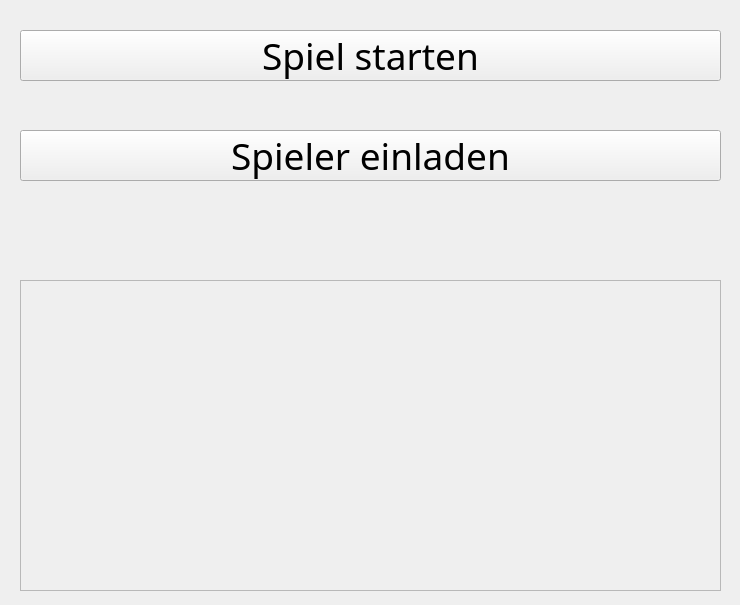
Old version of the form GUI/ProjectQ/lobbyerst.ui in the repository Praktikumsgruppe-1/Qwirkle.
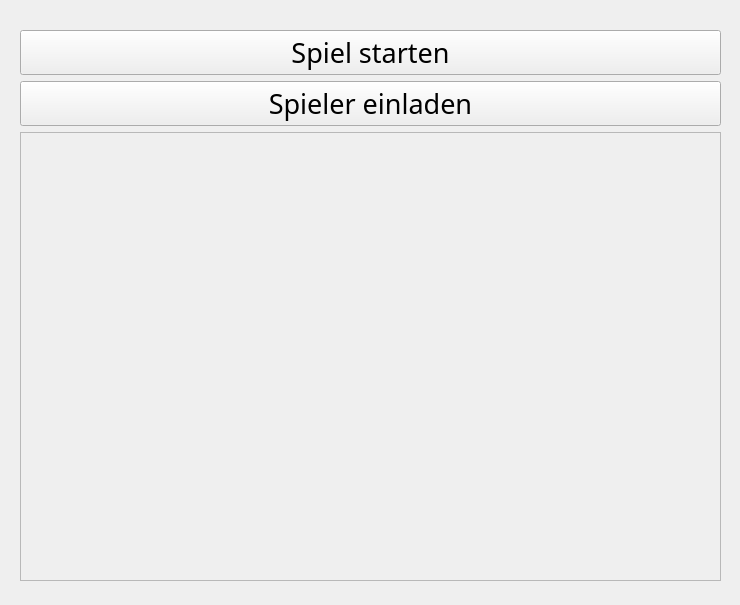
New version of the form.

The edit to the form file:
```diff
--- a/GUI/ProjectQ/lobbyerst.ui
+++ b/GUI/ProjectQ/lobbyerst.ui
@@ -13,59 +13,53 @@
   <property name="windowTitle">
    <string>Form</string>
   </property>
-  <widget class="QPushButton" name="pushButton">
+  <widget class="QWidget" name="">
    <property name="geometry">
     <rect>
      <x>20</x>
      <y>30</y>
      <width>701</width>
-     <height>51</height>
+     <height>551</height>
     </rect>
    </property>
+   <layout class="QVBoxLayout" name="verticalLayout">
+    <item>
+     <widget class="QPushButton" name="pushButton">
    <property name="font">
     <font>
      <family>Candara Light</family>
-     <pointsize>28</pointsize>
+        <pointsize>20</pointsize>
     </font>
    </property>
    <property name="text">
     <string>Spiel starten</string>
    </property>
   </widget>
+    </item>
+    <item>
   <widget class="QPushButton" name="pushButton_2">
-   <property name="geometry">
-    <rect>
-     <x>20</x>
-     <y>130</y>
-     <width>701</width>
-     <height>51</height>
-    </rect>
-   </property>
    <property name="font">
     <font>
      <family>Candara Light</family>
-     <pointsize>28</pointsize>
+        <pointsize>20</pointsize>
     </font>
    </property>
    <property name="text">
     <string>Spieler einladen</string>
    </property>
   </widget>
+    </item>
+    <item>
   <widget class="QFrame" name="frame">
-   <property name="geometry">
-    <rect>
-     <x>20</x>
-     <y>280</y>
-     <width>701</width>
-     <height>311</height>
-    </rect>
-   </property>
    <property name="frameShape">
     <enum>QFrame::StyledPanel</enum>
    </property>
    <property name="frameShadow">
     <enum>QFrame::Raised</enum>
    </property>
+     </widget>
+    </item>
+   </layout>
   </widget>
  </widget>
  <resources/>
```
Lines whose indentation alone changed are shown as unchanged.
